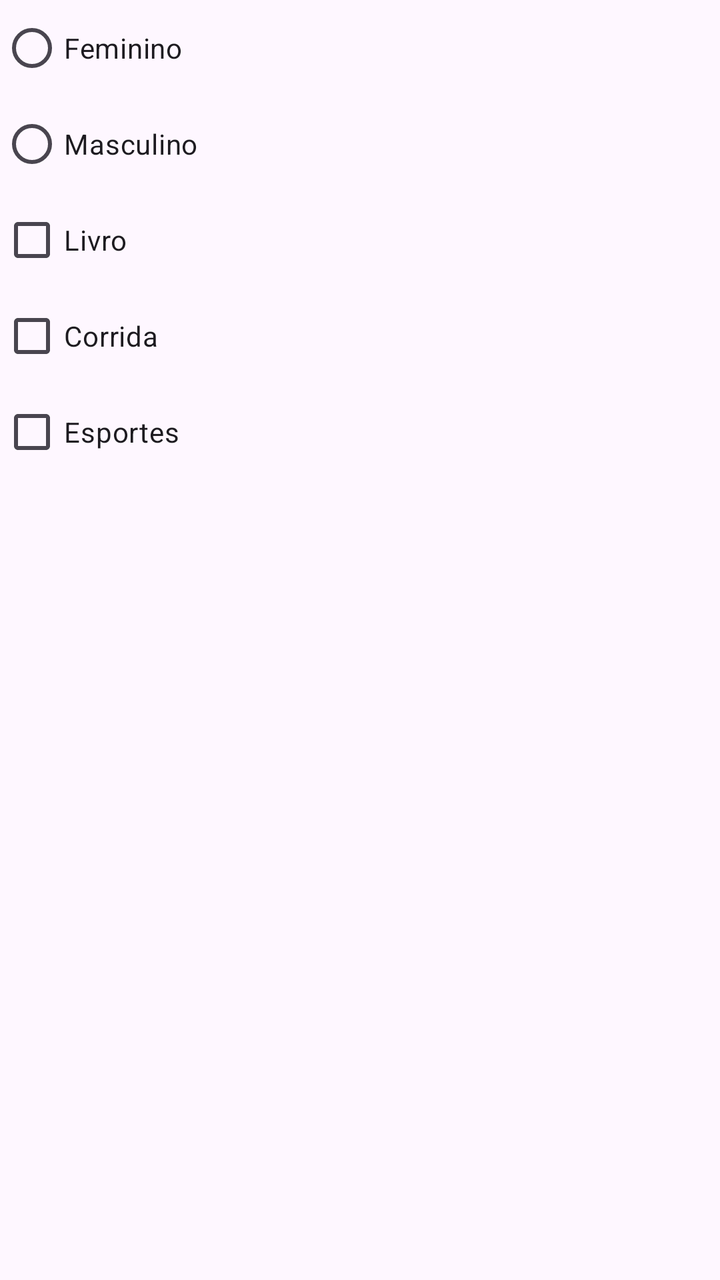
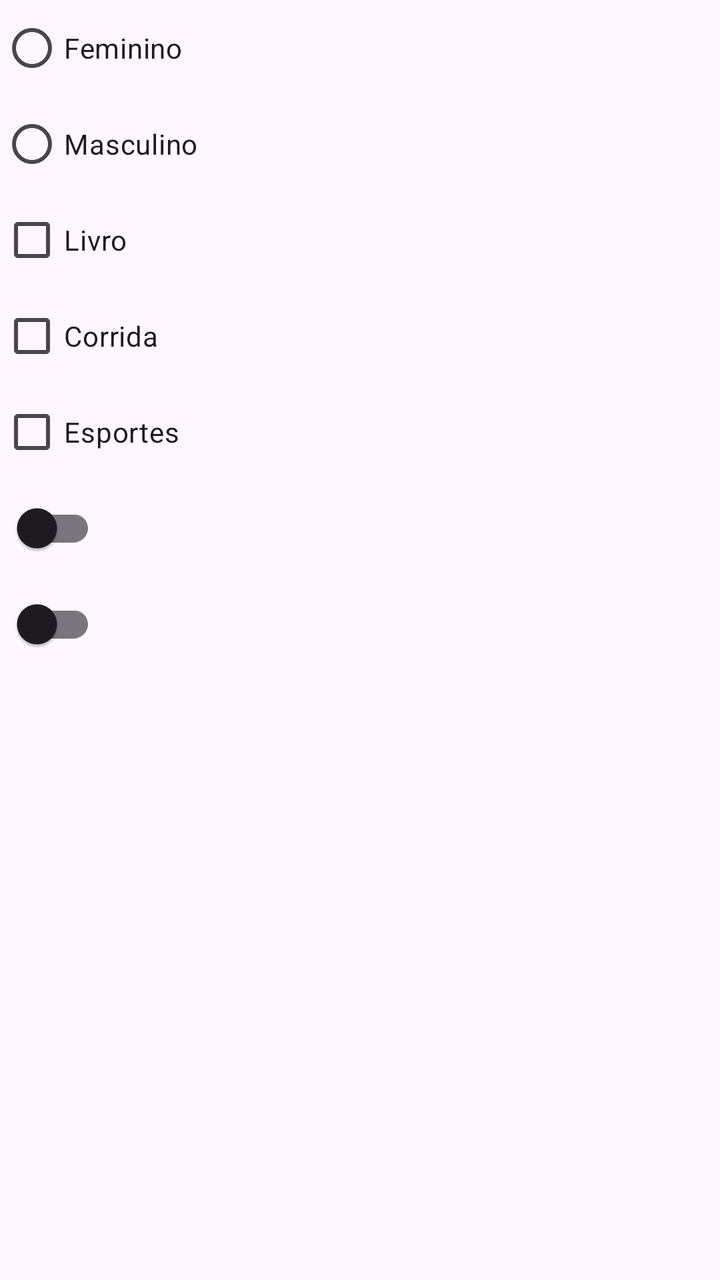

Compare the two renders of this Android layout. The source of the first and the diff that turns it into the second are given below.
<!-- AndroidManifest.xml: application theme Theme.MyApp -->
<!-- res/layout/componentes_layout.xml -->
<?xml version="1.0" encoding="utf-8"?>
<LinearLayout xmlns:android="http://schemas.android.com/apk/res/android"
    xmlns:app="http://schemas.android.com/apk/res-auto"
    xmlns:tools="http://schemas.android.com/tools"
    android:id="@+id/main"
    android:layout_width="match_parent"
    android:layout_height="match_parent"
    android:layout_margin="20dp"
    android:orientation="vertical"
    tools:context=".ComponentesActivity">

    <RadioGroup
        android:layout_width="wrap_content"
        android:layout_height="wrap_content">

        <RadioButton
            android:layout_width="wrap_content"
            android:layout_height="wrap_content"
            android:text="Feminino" />

        <RadioButton
            android:layout_width="wrap_content"
            android:layout_height="wrap_content"
            android:text="Masculino" />
    </RadioGroup>

    <CheckBox
        android:layout_width="wrap_content"
        android:layout_height="wrap_content"
        android:text="Livro" />

    <CheckBox
        android:layout_width="wrap_content"
        android:layout_height="wrap_content"
        android:text="Corrida" />

    <CheckBox
        android:layout_width="wrap_content"
        android:layout_height="wrap_content"
        android:text="Esportes" />

</LinearLayout>
<!-- resources referenced by this layout -->
<resources>
  <style name="Theme.MyApp" parent="Base.Theme.MyApp" />
  <style name="Base.Theme.MyApp" parent="Theme.Material3.DayNight.NoActionBar">
          
          
      </style>
</resources>

<!-- the commit's change to res/layout/componentes_layout.xml (unified diff, before → after) -->
@@ -39,4 +39,12 @@
         android:layout_height="wrap_content"
         android:text="Esportes" />
 
+    <androidx.appcompat.widget.SwitchCompat
+        android:layout_width="wrap_content"
+        android:layout_height="wrap_content" />
+
+    <com.google.android.material.switchmaterial.SwitchMaterial
+        android:layout_width="wrap_content"
+        android:layout_height="wrap_content" />
+
 </LinearLayout>
